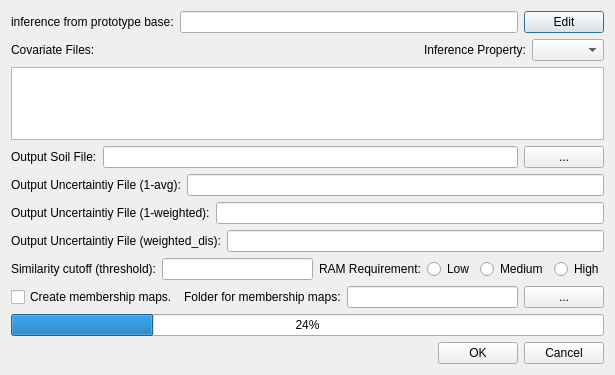
First picture: the form in mapinference.ui, repository lreis2415/iSoLIM, before the edit.
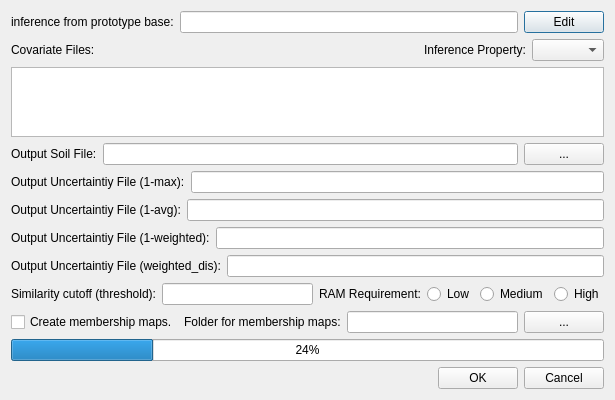
Second picture: the form after the edit.

```diff
--- a/mapinference.ui
+++ b/mapinference.ui
@@ -100,6 +100,20 @@
      </item>
     </layout>
    </item>
+   <item>
+    <layout class="QHBoxLayout" name="horizontalLayout_13">
+     <item>
+      <widget class="QLabel" name="label_10">
+       <property name="text">
+        <string>Output Uncertaintiy File (1-max):</string>
+       </property>
+      </widget>
+     </item>
+     <item>
+      <widget class="QLineEdit" name="uncer_minus_max_lineEdit"/>
+     </item>
+    </layout>
+   </item>
    <item>
     <layout class="QHBoxLayout" name="horizontalLayout_3">
      <item>
```
